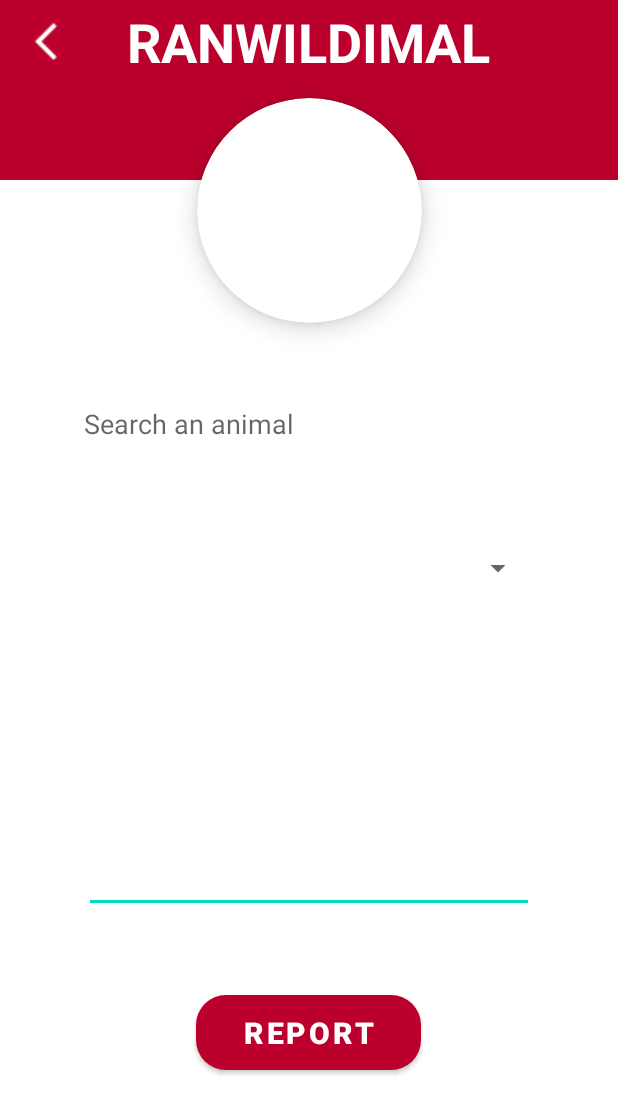
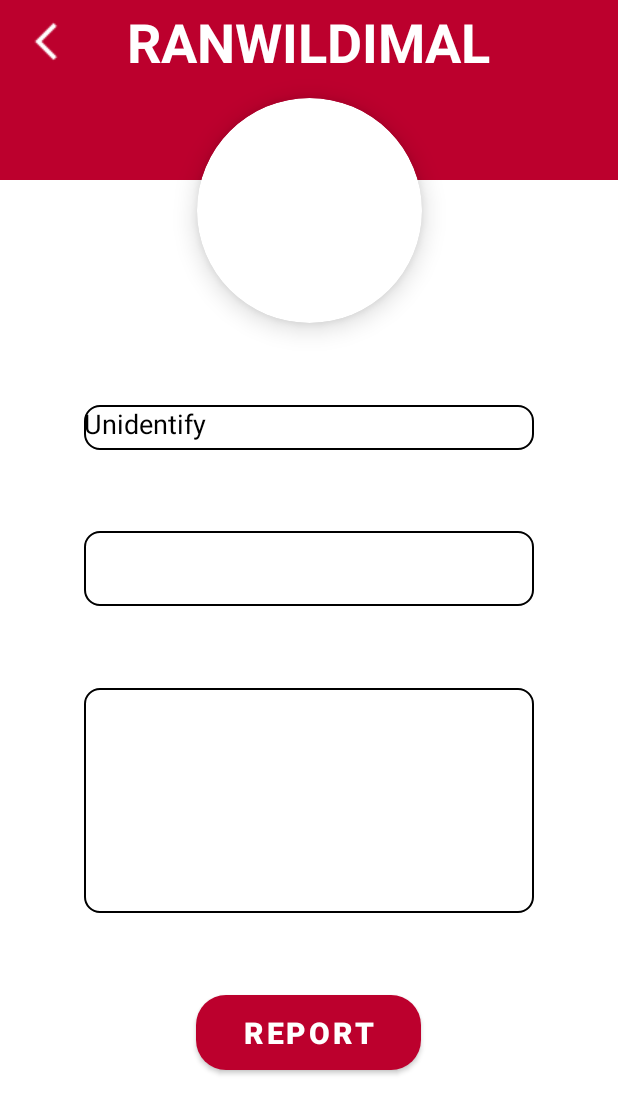
Before and after one commit to vutuanminh81/Ranwildimal, an Android app: the ReportActivity screen opened directly, with no data from a screen before it, after a tap on "REPORT", on a phone screen of 412 x 824 dp. Shown: the top 1114 px of the screen. Run offline under Robolectric (Android 15) with nearby library versions, the phone set to English and light mode, and no system bars; our stand-ins replace Firebase (no records; nobody signed in at launch, a user with empty details on screens opened directly); 8 statements that could not run were skipped.

Commit message:
Commit Report Error

```diff
--- a/app/src/main/java/com/example/ranwildimal/ReportActivity.java
+++ b/app/src/main/java/com/example/ranwildimal/ReportActivity.java
@@ -63,7 +63,11 @@ public class ReportActivity extends AppCompatActivity {
         Bitmap bmImg = BitmapFactory.decodeFile(filePath);
         currentImage.setImageBitmap(bmImg);
         actualRes = findViewById(R.id.txt_actual_result);
-        actualRes.setText(animal);
+        if(animal != null){
+            actualRes.setText(animal);
+        }else{
+            actualRes.setText("Unidentify");
+        }
         if(this.getSharedPreferences("Setting",MODE_PRIVATE).getString("My_Lang","").equalsIgnoreCase("en")){
             setLocale("en");
         }else if(this.getSharedPreferences("Setting",MODE_PRIVATE).getString("My_Lang","").equalsIgnoreCase("vi")){
@@ -123,7 +127,11 @@ public class ReportActivity extends AppCompatActivity {
         // Create a new user with a first and last name
         Map<String, Object> user = new HashMap<>();
         user.put("Report_Id", "");
-        user.put("Actual_Word_Id",dbAccess.getWordDesIdbyName(animal));
+        if(animal != null){
+            user.put("Actual_Word_Id",dbAccess.getWordDesIdbyName(animal));
+        }else{
+            user.put("Actual_Word_Id","Unidentify");
+        }
         user.put("Expected_Word_Id", dbAccess.getWordDesIdbyName(spinner.getSelectedItem().toString()));
         user.put("Day_Report",currentData);
         user.put("Note",note.getText().toString());
--- a/app/src/main/res/layout/activity_report.xml
+++ b/app/src/main/res/layout/activity_report.xml
@@ -68,6 +68,7 @@
         android:layout_gravity="end"
         android:hint="@string/search_animal"
         android:inputType="text"
+        android:background="@drawable/search_textfield"
         android:maxLines="1"
         android:textColor="@color/black"
         android:textSize="@dimen/textsize_18"
@@ -83,6 +84,7 @@
         android:ems="10"
         android:gravity="start|top"
         android:inputType="textMultiLine"
+        android:background="@drawable/search_textfield"
         app:layout_constraintBottom_toTopOf="@+id/view49"
         app:layout_constraintEnd_toStartOf="@+id/view51"
         app:layout_constraintStart_toEndOf="@+id/view50"
@@ -110,6 +112,7 @@
         android:id="@+id/animal_spinner"
         android:layout_width="@dimen/width_300"
         android:layout_height="50dp"
+        android:background="@drawable/search_textfield"
         app:layout_constraintBottom_toTopOf="@+id/view46"
         app:layout_constraintEnd_toStartOf="@+id/view48"
         app:layout_constraintStart_toEndOf="@+id/view47"
--- a/app/src/main/res/layout/activity_result_error.xml
+++ b/app/src/main/res/layout/activity_result_error.xml
@@ -179,6 +179,7 @@
         android:layout_height="wrap_content"
         android:background="@drawable/result_error_button"
         android:gravity="center"
+        android:onClick="ReportIntent"
         android:text="@string/post_picture_button"
         android:textColor="@color/white"
         android:textSize="@dimen/textsize_20"
```
Also changed, not shown: app/src/main/java/com/example/ranwildimal/ResultErrorActivity.java (+10 -3 lines), 1 other file.
